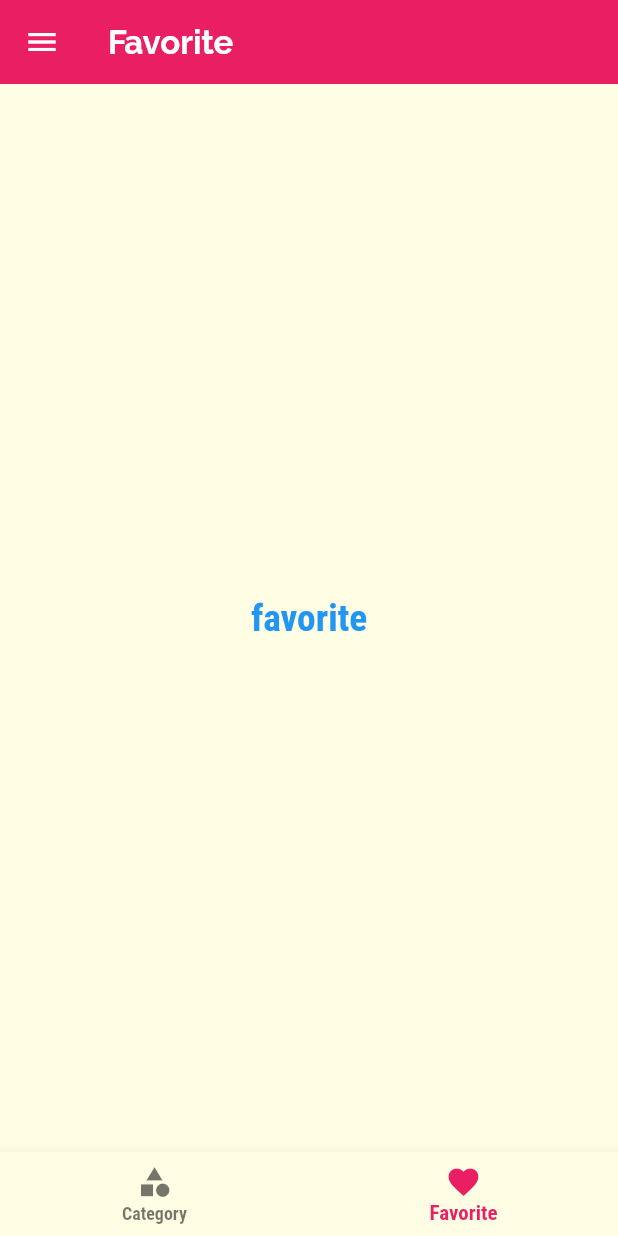
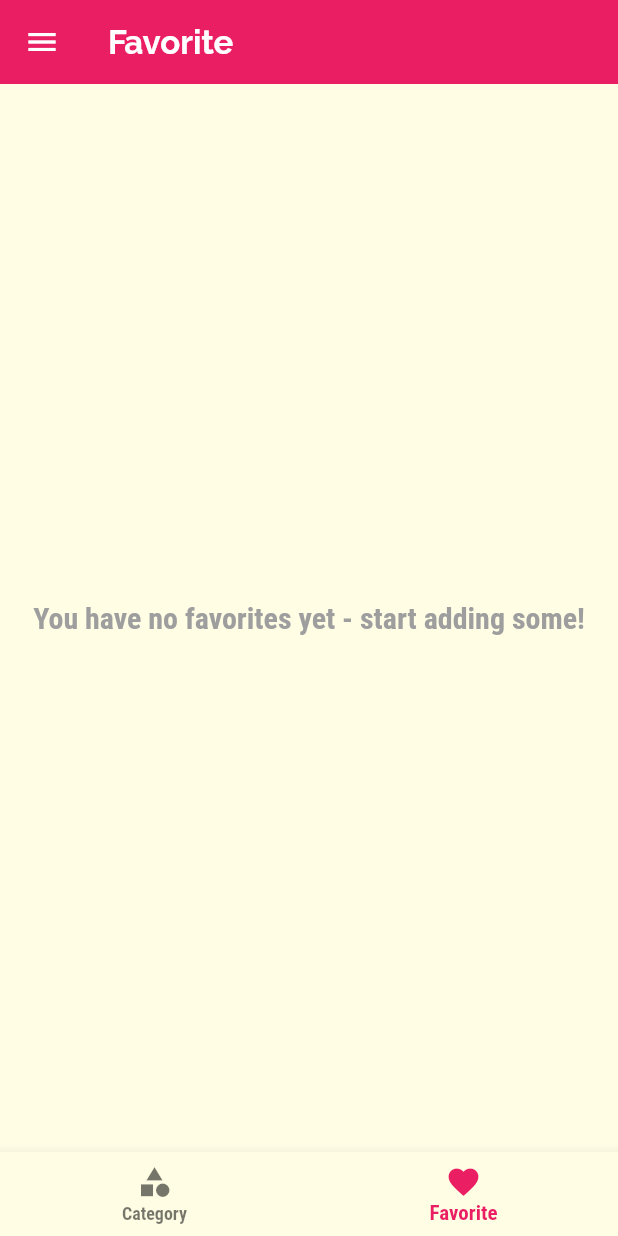
Before and after one commit to Esmail-Sameh/meal_app, a Flutter app: the screen it shows after launch, item 2 of the bottom bar chosen, on a phone screen of 412 x 824 dp. Run offline on Flutter 3.47's test engine with Material 2 defaults, Android fonts, the light colour scheme and no system bars; our stand-ins replace bloc, flutter_bloc.

Commit message:
add favorite screen and finaly

```diff
--- a/lib/cubit/observer.dart
+++ b/lib/cubit/observer.dart
@@ -12,9 +12,9 @@ class AppBlocObserver extends BlocObserver {
 
   @override
   void onTransition(
-      Bloc<dynamic, dynamic> bloc,
-      Transition<dynamic, dynamic> transition,
-      ) {
+    Bloc<dynamic, dynamic> bloc,
+    Transition<dynamic, dynamic> transition,
+  ) {
     super.onTransition(bloc, transition);
     print(transition);
   }
--- a/lib/cubit/states.dart
+++ b/lib/cubit/states.dart
@@ -1,15 +1,19 @@
 abstract class MealStates {}
 
-class Meal_Initial_State extends MealStates{}
+class Meal_Initial_State extends MealStates {}
 
-class Meal_Change_Button_NavBar_State extends MealStates{}
+class Meal_Change_Button_NavBar_State extends MealStates {}
 
-class Meal_Change_Gluten_Value extends MealStates{}
+class Meal_Change_Gluten_Value extends MealStates {}
 
-class Meal_Change_Vegan_Value extends MealStates{}
+class Meal_Change_Vegan_Value extends MealStates {}
 
-class Meal_Change_Vegetarian_Value extends MealStates{}
+class Meal_Change_Vegetarian_Value extends MealStates {}
 
-class Meal_Change_LactoseFree_Value extends MealStates{}
+class Meal_Change_LactoseFree_Value extends MealStates {}
 
-class Meal_Save_Filters_Value extends MealStates{}
+class Meal_Save_Filters_Value extends MealStates {}
+
+class Meal_Add_Favorite extends MealStates {}
+
+class Meal_Is_Favorite extends MealStates {}
--- a/lib/dummy_data.dart
+++ b/lib/dummy_data.dart
@@ -2,7 +2,7 @@ import 'package:flutter/material.dart';
 import './models/meal.dart';
 import 'models/category.dart';
 
-var DUMMY_CATEGORIES =  [
+var DUMMY_CATEGORIES = [
   Category(
     id: 'c1',
     title: 'Italian',
--- a/lib/main.dart
+++ b/lib/main.dart
@@ -8,15 +8,14 @@ import 'package:meal_app/screens/favorite_screen.dart';
 import 'package:meal_app/screens/filter_screen.dart';
 import 'package:meal_app/screens/meal_detail_screen.dart';
 import 'package:meal_app/screens/tabs_screen.dart';
+import 'package:meal_app/styles/themes.dart';
 
-void main (){
+void main() {
   Bloc.observer = AppBlocObserver();
   runApp(MyApp());
 }
 
 class MyApp extends StatelessWidget {
-  const MyApp({Key? key}) : super(key: key);
-
 
   @override
   Widget build(BuildContext context) {
@@ -25,47 +24,16 @@ class MyApp extends StatelessWidget {
       child: MaterialApp(
         debugShowCheckedModeBanner: false,
         initialRoute: '/',
-        theme: ThemeData(
-          primarySwatch: Colors.pink,
-          hintColor : Colors.amber,
-          canvasColor: Color.fromRGBO(255, 254, 229, 1),
-          appBarTheme: AppBarTheme(
-              elevation: 0,
-            titleTextStyle: TextStyle(
-              fontSize: 22,
-              fontWeight: FontWeight.bold,
-              fontFamily: 'Raleway',
-            ),
-          ),
-          textTheme: ThemeData.light().textTheme.copyWith(
-            bodyText1: TextStyle(
-              color: Colors.white,
-            ),
-            bodyText2: TextStyle(
-              fontSize: 20,
-              fontFamily: 'RobotoCondensed',
-              fontWeight: FontWeight.bold,
-              color: Colors.black,
-            ),
-            headline1: TextStyle(
-              fontSize: 20,
-              fontFamily: 'RobotoCondensed',
-              fontWeight: FontWeight.bold,
-              color: Colors.white,
-            ),
-          ),
-
-        ),
+        theme: themes.lightTheme,
         routes: {
           '/': (context) => TabsScreen(),
           CategoryScreen.routName: (context) => CategoryScreen(),
           FavoriteScreen.routName: (context) => FavoriteScreen(),
           CategoryMealsScreen.routName: (context) => CategoryMealsScreen(),
-          MealDetail.routName : (context) => MealDetail(),
-          FiltersScreen.routName : (context) => FiltersScreen(),
+          MealDetail.routName: (context) => MealDetail(),
+          FiltersScreen.routName: (context) => FiltersScreen(),
         },
       ),
-
     );
   }
 }
--- a/lib/models/category.dart
+++ b/lib/models/category.dart
@@ -1,13 +1,13 @@
 import 'package:flutter/material.dart';
-class Category{
+
+class Category {
   final String id;
   final String title;
   final Color color;
-
 
   Category({
     required this.id,
     required this.title,
     this.color = Colors.orange,
-});
+  });
 }
--- a/lib/screens/favorite_screen.dart
+++ b/lib/screens/favorite_screen.dart
@@ -1,12 +1,44 @@
 import 'package:flutter/cupertino.dart';
 import 'package:flutter/material.dart';
+import 'package:flutter_bloc/flutter_bloc.dart';
+import 'package:meal_app/cubit/cubit.dart';
+import 'package:meal_app/cubit/states.dart';
+import '../widgets/meal_item.dart';
 
 class FavoriteScreen extends StatelessWidget {
   static const routName = 'Favorite_Screen';
   @override
   Widget build(BuildContext context) {
-    return Center(
-      child: Text('favorite' , style: TextStyle(fontSize: 25 , fontWeight: FontWeight.bold , color: Colors.blue),),
+    var cubit = MealCubit.get(context);
+    return BlocConsumer<MealCubit, MealStates>(
+      listener: (context, state) {},
+      builder: (context, state) {
+        if (cubit.favoriteMeals.isEmpty) {
+          return Center(
+            child: Text(
+              'You have no favorites yet - start adding some!',
+              style: TextStyle(
+                  fontSize: 20,
+                  fontWeight: FontWeight.bold,
+                  color: Colors.grey),
+            ),
+          );
+        } else {
+          return ListView.builder(
+            itemBuilder: (context, index) {
+              return Meal_Item(
+                id: cubit.favoriteMeals[index].id,
+                title: cubit.favoriteMeals[index].title,
+                imageUrl: cubit.favoriteMeals[index].imageUrl,
+                duration: cubit.favoriteMeals[index].duration,
+                complexity: cubit.favoriteMeals[index].complexity,
+                affordability: cubit.favoriteMeals[index].affordability,
+              );
+            },
+            itemCount: cubit.favoriteMeals.length,
+          );
+        }
+      },
     );
   }
 }
--- /dev/null
+++ b/lib/styles/themes.dart
@@ -0,0 +1,36 @@
+
+import 'package:flutter/material.dart';
+class themes{
+
+  static ThemeData lightTheme =ThemeData(
+    primarySwatch: Colors.pink,
+    hintColor: Colors.amber,
+    canvasColor: Color.fromRGBO(255, 254, 229, 1),
+    appBarTheme: AppBarTheme(
+      elevation: 0,
+      titleTextStyle: TextStyle(
+        fontSize: 22,
+        fontWeight: FontWeight.bold,
+        fontFamily: 'Raleway',
+      ),
+    ),
+    textTheme: ThemeData.light().textTheme.copyWith(
+      bodyText1: TextStyle(
+        color: Colors.white,
+      ),
+      bodyText2: TextStyle(
+        fontSize: 20,
+        fontFamily: 'RobotoCondensed',
+        fontWeight: FontWeight.bold,
+        color: Colors.black,
+      ),
+      headline1: TextStyle(
+        fontSize: 20,
+        fontFamily: 'RobotoCondensed',
+        fontWeight: FontWeight.bold,
+        color: Colors.white,
+      ),
+    ),
+  );
+
+}
```
Also changed, not shown: lib/cubit/cubit.dart (+40 -21 lines), lib/models/meal.dart (+3 -4 lines), lib/screens/category_meals_screen.dart (+2 -9 lines), lib/screens/category_screen.dart (+9 -8 lines), lib/screens/meal_detail_screen.dart (+16 -4 lines), lib/screens/tabs_screen.dart (+7 -8 lines), lib/widgets/category_Items.dart (+14 -12 lines), lib/widgets/drawer.dart (+5 -4 lines), lib/widgets/meal_detail_build_contaner.dart (+5 -5 lines), lib/widgets/meal_item.dart (+8 -9 lines), 1 other file.
